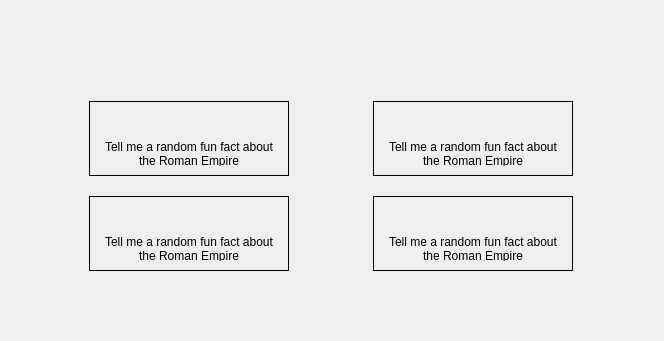
Above: forms/welcomepage.ui from farleyrunkel/qollama before the change. Below: the same form after it.
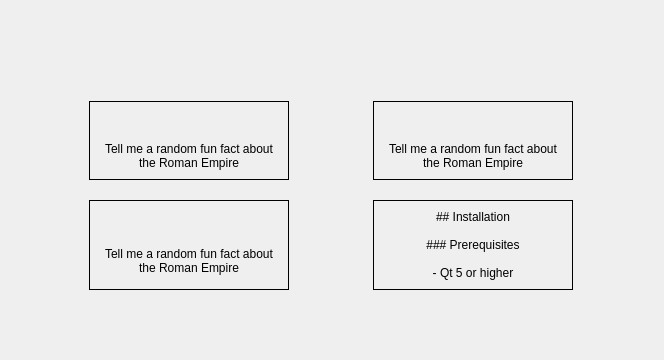
That is the form after the change. Icons and pictures are not drawn.

```diff
--- a/forms/welcomepage.ui
+++ b/forms/welcomepage.ui
@@ -135,22 +135,6 @@
      </property>
      <layout class="QGridLayout" name="gridLayout_2">
       <item row="0" column="0">
-       <widget class="QLabel" name="label2">
-        <property name="minimumSize">
-         <size>
-          <width>0</width>
-          <height>25</height>
-         </size>
-        </property>
-        <property name="styleSheet">
-         <string notr="true">image: url(:/icon/terminal.svg);</string>
-        </property>
-        <property name="text">
-         <string/>
-        </property>
-       </widget>
-      </item>
-      <item row="1" column="0">
        <widget class="QLabel" name="welcomeText2">
         <property name="sizePolicy">
          <sizepolicy hsizetype="Expanding" vsizetype="Expanding">
@@ -171,7 +155,15 @@
          <enum>QFrame::NoFrame</enum>
         </property>
         <property name="text">
-         <string>Tell me a random fun fact about the Roman Empire</string>
+         <string>## Installation
+
+### Prerequisites
+
+- Qt 5 or higher
+- C++11 or higher</string>
+        </property>
+        <property name="textFormat">
+         <enum>Qt::MarkdownText</enum>
         </property>
         <property name="alignment">
          <set>Qt::AlignCenter</set>
```
